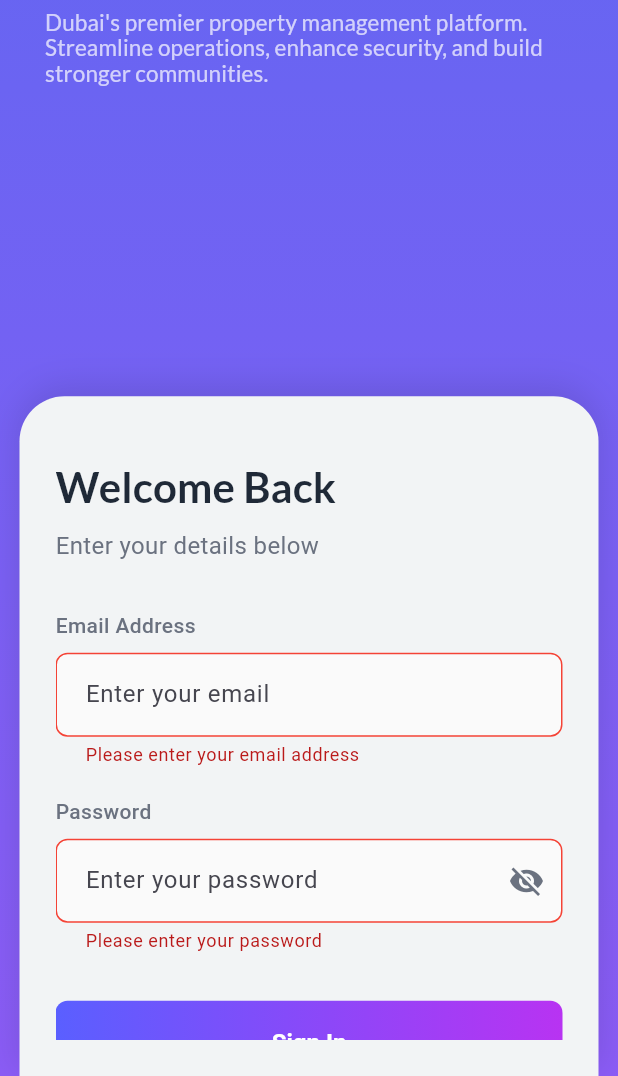
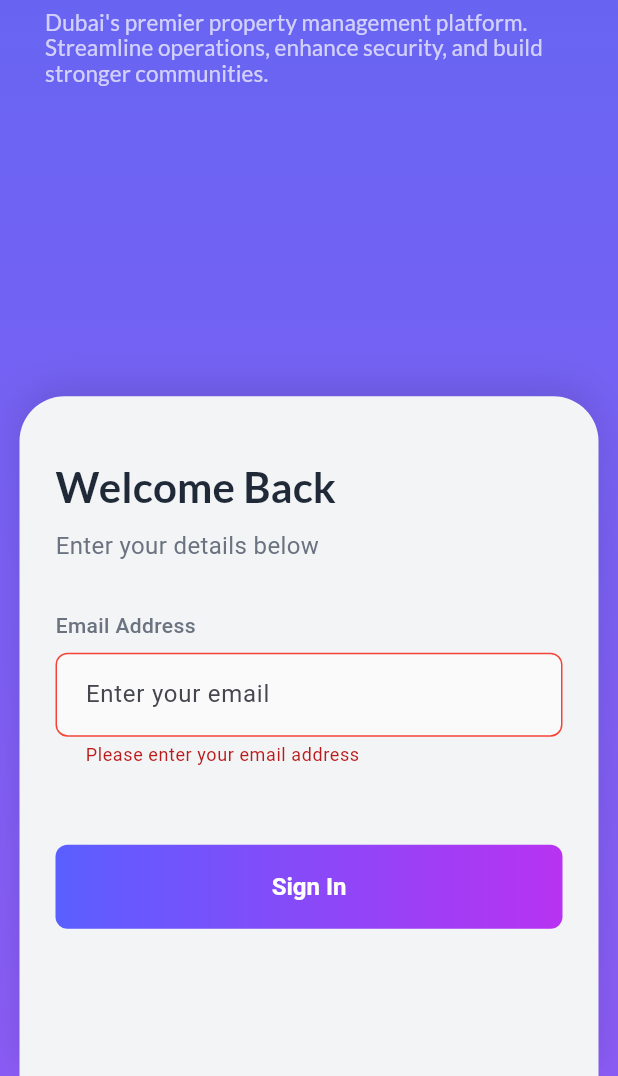
Before and after one commit to RMSTechLabs/Property_Manager_App, a Flutter app: the LoginScreen screen opened by its route, after a tap on "Sign In", on a phone screen of 412 x 824 dp, the part 160-1236 px from its top. Run offline on Flutter 3.47's test engine with Material 3 defaults, Android fonts, the phone set to English and light mode, and no system bars; our stand-ins replace dartz, device_info_plus, dio, equatable, file_picker, firebase_core and 17 more; missing offline and left inert: external_path, media_scanner; accounts and stored records are empty; Roboto replaces fonts that are missing (SF Pro Display).

Commit message:
remove password field

```diff
--- a/lib/src/presentation/screens/login_screen.dart
+++ b/lib/src/presentation/screens/login_screen.dart
@@ -48,7 +48,7 @@ class _LoginScreenState extends ConsumerState<LoginScreen> {
   }
 
   void _startOtpTimer() {
-    _otpTimeLeft = 10; // 2 minutes
+    _otpTimeLeft = 300; // 5 minutes
     _otpTimer?.cancel();
     _otpTimer = Timer.periodic(const Duration(seconds: 1), (timer) {
       if (mounted) {
@@ -74,10 +74,9 @@ class _LoginScreenState extends ConsumerState<LoginScreen> {
 
   Future<void> _handleLogin() async {
     if (!_formKey.currentState!.validate()) return;
-
     await ref
         .read(authStateProvider.notifier)
-        .login(_emailController.text.trim(), _passwordController.text);
+        .login(_emailController.text.trim(), "1234");
   }
 
   Future<void> _handleOtpVerification() async {
@@ -157,68 +156,68 @@ class _LoginScreenState extends ConsumerState<LoginScreen> {
         const SizedBox(height: 20),
 
         // Password Field
-        Column(
-          crossAxisAlignment: CrossAxisAlignment.start,
-          children: [
-            const Text(
-              "Password",
-              style: TextStyle(
-                fontSize: 14,
-                color: AppConstants.black50,
-                fontWeight: FontWeight.w500,
-              ),
-            ),
-            const SizedBox(height: 8),
-            TextFormField(
-              controller: _passwordController,
-              obscureText: _obscurePassword,
-              textInputAction: TextInputAction.done,
-              onFieldSubmitted: (_) => _handleLogin(),
-              decoration: InputDecoration(
-                hintText: "Enter your password",
-                border: OutlineInputBorder(
-                  borderRadius: BorderRadius.circular(12),
-                  borderSide: const BorderSide(color: AppConstants.white50),
-                ),
-                enabledBorder: OutlineInputBorder(
-                  borderRadius: BorderRadius.circular(12),
-                  borderSide: const BorderSide(color: AppConstants.white50),
-                ),
-                focusedBorder: OutlineInputBorder(
-                  borderRadius: BorderRadius.circular(12),
-                  borderSide: const BorderSide(
-                    color: AppConstants.purple50,
-                    width: 2,
-                  ),
-                ),
-                contentPadding: const EdgeInsets.symmetric(
-                  horizontal: 16,
-                  vertical: 16,
-                ),
-                suffixIcon: IconButton(
-                  icon: Icon(
-                    _obscurePassword ? Icons.visibility_off : Icons.visibility,
-                    color: AppConstants.gray,
-                  ),
-                  onPressed: () {
-                    setState(() {
-                      _obscurePassword = !_obscurePassword;
-                    });
-                  },
-                ),
-              ),
-              validator: (value) {
-                if (value == null || value.isEmpty) {
-                  return 'Please enter your password';
-                }
-                if (value.length < 6) {
-                  return 'Password must be at least 6 characters';
-                }
-                return null;
-              },
-            ),
-          ],
-        ),
+        // Column(
+        //   crossAxisAlignment: CrossAxisAlignment.start,
+        //   children: [
+        //     const Text(
+        //       "Password",
+        //       style: TextStyle(
+        //         fontSize: 14,
+        //         color: AppConstants.black50,
+        //         fontWeight: FontWeight.w500,
+        //       ),
+        //     ),
+        //     const SizedBox(height: 8),
+        //     TextFormField(
+        //       controller: _passwordController,
+        //       obscureText: _obscurePassword,
+        //       textInputAction: TextInputAction.done,
+        //       onFieldSubmitted: (_) => _handleLogin(),
+        //       decoration: InputDecoration(
+        //         hintText: "Enter your password",
+        //         border: OutlineInputBorder(
+        //           borderRadius: BorderRadius.circular(12),
+        //           borderSide: const BorderSide(color: AppConstants.white50),
+        //         ),
+        //         enabledBorder: OutlineInputBorder(
+        //           borderRadius: BorderRadius.circular(12),
+        //           borderSide: const BorderSide(color: AppConstants.white50),
+        //         ),
+        //         focusedBorder: OutlineInputBorder(
+        //           borderRadius: BorderRadius.circular(12),
+        //           borderSide: const BorderSide(
+        //             color: AppConstants.purple50,
+        //             width: 2,
+        //           ),
+        //         ),
+        //         contentPadding: const EdgeInsets.symmetric(
+        //           horizontal: 16,
+        //           vertical: 16,
+        //         ),
+        //         suffixIcon: IconButton(
+        //           icon: Icon(
+        //             _obscurePassword ? Icons.visibility_off : Icons.visibility,
+        //             color: AppConstants.gray,
+        //           ),
+        //           onPressed: () {
+        //             setState(() {
+        //               _obscurePassword = !_obscurePassword;
+        //             });
+        //           },
+        //         ),
+        //       ),
+        //       validator: (value) {
+        //         if (value == null || value.isEmpty) {
+        //           return 'Please enter your password';
+        //         }
+        //         if (value.length <4) {
+        //           return 'Password must be at least 4 characters';
+        //         }
+        //         return null;
+        //       },
+        //     ),
+        //   ],
+        // ),
       ],
     );
   }
```
Also changed, not shown: lib/src/presentation/screens/home_screen.dart (+35 -3 lines).
